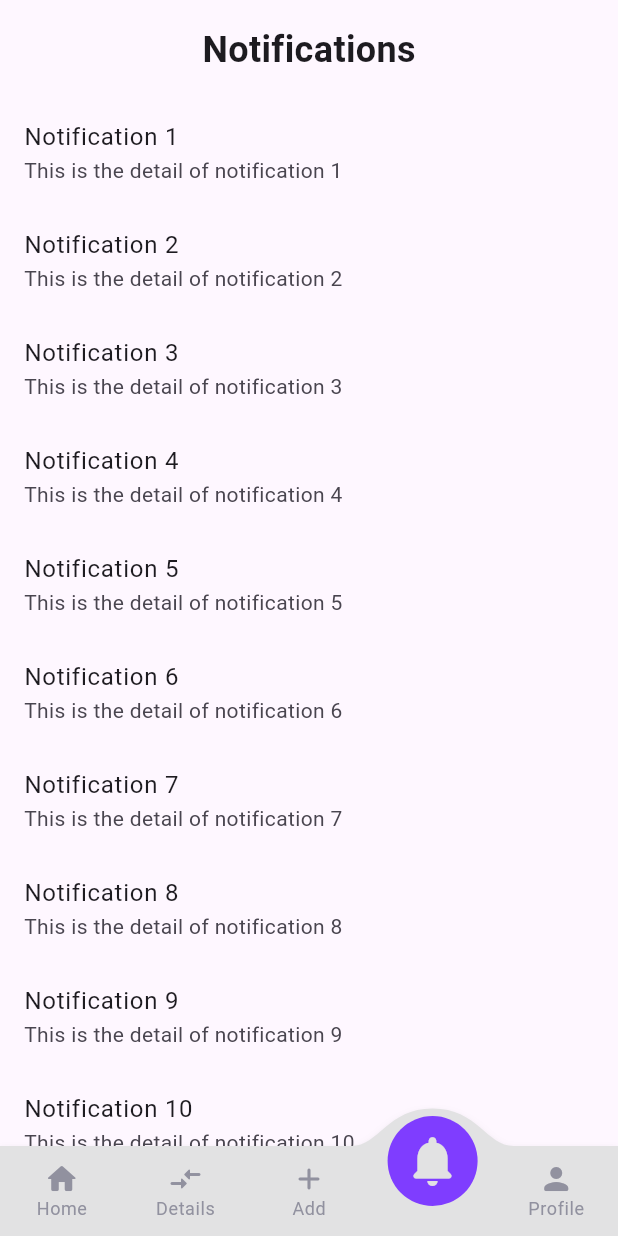
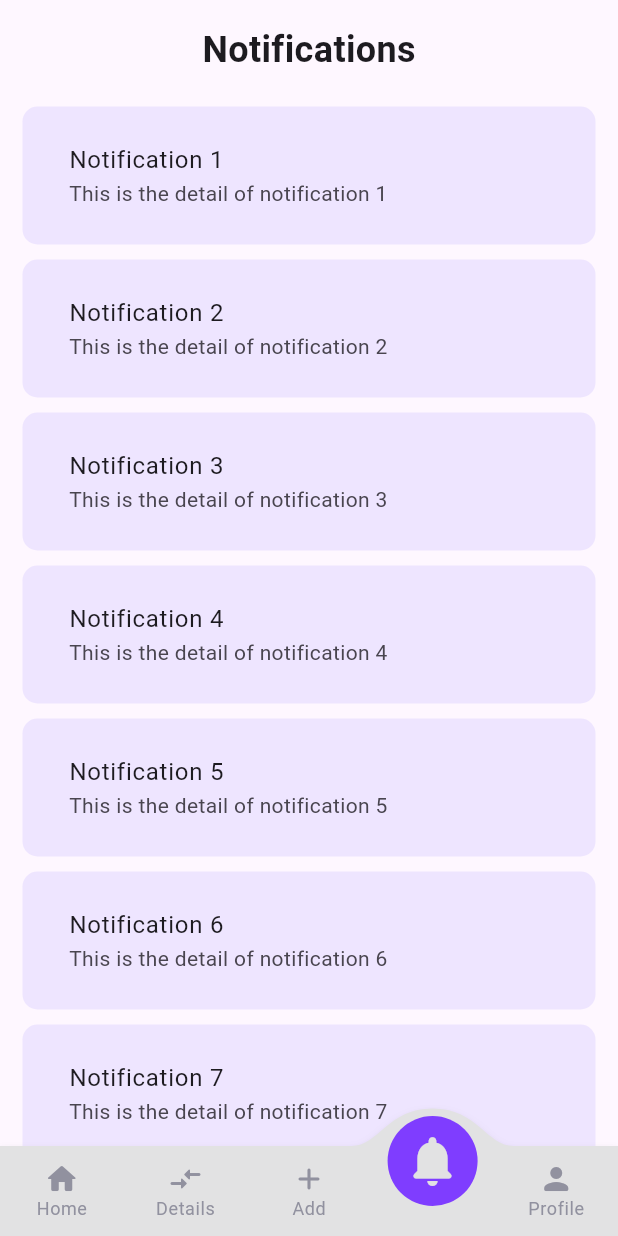
Before and after one commit to wirasyf/Budget-App, a Flutter app: the MainNavigation screen opened directly, item 4 of the bottom bar chosen, on a phone screen of 412 x 824 dp. Run offline on Flutter 3.47's test engine with Material 3 defaults, Android fonts, the phone set to English and light mode, and no system bars; drawn by our look-alikes of convex_bottom_bar; our stand-ins replace firebase_auth, firebase_core; accounts and stored records are empty.

Commit message:
fix notifikasi

```diff
--- a/lib/auth/register.dart
+++ b/lib/auth/register.dart
@@ -1,7 +1,7 @@
 import 'package:flutter/material.dart';
 import 'package:firebase_auth/firebase_auth.dart';
 import 'package:flutter1/auth/login.dart';
-import 'package:flutter1/main/home.dart';
+import 'package:flutter1/widget/layout/navigation.dart';
 
 class RegisterPage extends StatefulWidget {
   const RegisterPage({super.key});
@@ -54,7 +54,7 @@ class _RegisterPageState extends State<RegisterPage> {
       if (mounted) {
         Navigator.pushReplacement(
           context,
-          MaterialPageRoute(builder: (context) => const HomePage()),
+          MaterialPageRoute(builder: (context) => const MainNavigation()),
         );
       }
     } on FirebaseAuthException catch (e) {
--- a/lib/main.dart
+++ b/lib/main.dart
@@ -1,7 +1,7 @@
 import 'package:firebase_core/firebase_core.dart';
 import 'package:flutter/material.dart';
+import 'package:flutter1/auth/login.dart';
 import 'package:flutter1/firebase_options.dart';
-import 'package:flutter1/widget/layout/navigation.dart';
 
 void main() async {
   WidgetsFlutterBinding.ensureInitialized();
@@ -21,7 +21,7 @@ class MyApp extends StatelessWidget {
       debugShowCheckedModeBanner: false,
       title: 'Budget App',
       theme: ThemeData(primarySwatch: Colors.blue),
-      home: MainNavigation(),
+      home: LoginPage(),
     );
   }
 }
--- a/lib/main/notification.dart
+++ b/lib/main/notification.dart
@@ -1,4 +1,5 @@
 import 'package:flutter/material.dart';
+import 'package:flutter1/const/color.dart';
 
 class NotificationPage extends StatelessWidget {
   const NotificationPage({super.key});
@@ -18,9 +19,17 @@ class NotificationPage extends StatelessWidget {
           child: ListView.builder(
             itemCount: 10,
             itemBuilder: (context, index) {
-              return ListTile(
-                title: Text("Notification ${index + 1}"),
-                subtitle: Text("This is the detail of notification ${index + 1}"),
+              return Container(
+                  margin: EdgeInsets.symmetric(horizontal: 15, vertical: 5),
+                  padding: EdgeInsets.symmetric(horizontal: 15, vertical: 10),
+                  decoration: BoxDecoration(
+                    color: appVioletSoft,
+                    borderRadius: BorderRadius.circular(10),
+                  ),
+                child: ListTile(
+                  title: Text("Notification ${index + 1}"),
+                  subtitle: Text("This is the detail of notification ${index + 1}"),
+                ),
               );
             },
           ),
```
Also changed, not shown: 1 other file.
